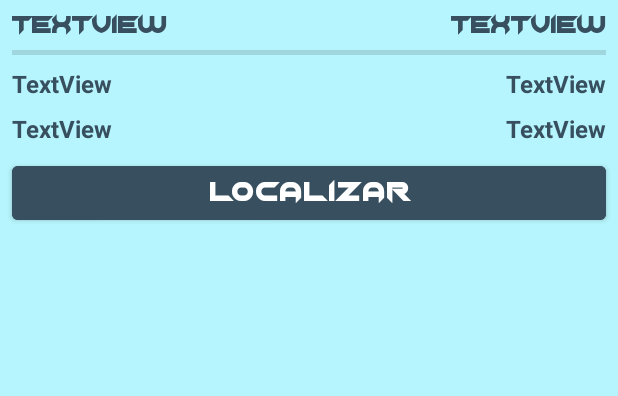
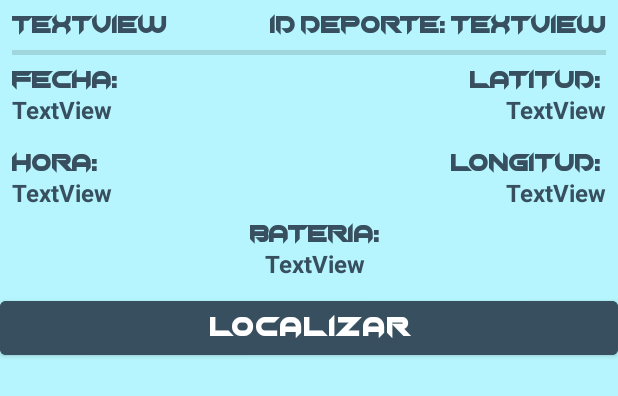
Before and after one commit to JuanmaGaitan24/RegistroMisDeportes_V2, an Android app: the layout lista_actividades.xml on its own in the app's theme, with its tools: preview values and no code run, on a phone screen of 412 x 824 dp. Shown: the top 396 px of the screen. Run offline under Robolectric (Android 15) with nearby library versions, the phone set to English and light mode, and no system bars.

Commit message:
Registro mis Deportes V4.1

```diff
--- a/app/src/main/res/layout/lista_actividades.xml
+++ b/app/src/main/res/layout/lista_actividades.xml
@@ -7,10 +7,26 @@
     android:background="@color/azul_claro">
 
     <TextView
+        android:id="@+id/textView6"
+        android:layout_width="wrap_content"
+        android:layout_height="wrap_content"
+        android:layout_marginTop="8dp"
+        android:layout_marginEnd="8dp"
+        android:fontFamily="@font/chopsic"
+        android:text="@string/latitud"
+        android:textColor="@color/azul_muy_oscuro"
+        android:textSize="16sp"
+        app:layout_constraintBottom_toBottomOf="parent"
+        app:layout_constraintEnd_toEndOf="parent"
+        app:layout_constraintHorizontal_bias="1.0"
+        app:layout_constraintStart_toStartOf="parent"
+        app:layout_constraintTop_toBottomOf="@+id/divider"
+        app:layout_constraintVertical_bias="0.0" />
+
+    <TextView
         android:id="@+id/textViewLatitud"
         android:layout_width="wrap_content"
         android:layout_height="wrap_content"
-        android:layout_marginTop="8dp"
         android:layout_marginEnd="8dp"
         android:text="TextView"
         android:textColor="@color/azul_muy_oscuro"
@@ -19,15 +35,14 @@
         app:layout_constraintBottom_toBottomOf="parent"
         app:layout_constraintEnd_toEndOf="parent"
         app:layout_constraintHorizontal_bias="1.0"
-        app:layout_constraintStart_toEndOf="@+id/textViewFecha"
-        app:layout_constraintTop_toBottomOf="@+id/divider"
+        app:layout_constraintStart_toStartOf="parent"
+        app:layout_constraintTop_toBottomOf="@+id/textView6"
         app:layout_constraintVertical_bias="0.0" />
 
     <TextView
         android:id="@+id/textViewLongitud"
         android:layout_width="wrap_content"
         android:layout_height="wrap_content"
-        android:layout_marginTop="8dp"
         android:layout_marginEnd="8dp"
         android:text="TextView"
         android:textColor="@color/azul_muy_oscuro"
@@ -36,8 +51,8 @@
         app:layout_constraintBottom_toBottomOf="parent"
         app:layout_constraintEnd_toEndOf="parent"
         app:layout_constraintHorizontal_bias="1.0"
-        app:layout_constraintStart_toEndOf="@+id/textViewHora"
-        app:layout_constraintTop_toBottomOf="@+id/textViewLatitud"
+        app:layout_constraintStart_toStartOf="parent"
+        app:layout_constraintTop_toBottomOf="@+id/textView7"
         app:layout_constraintVertical_bias="0.0" />
 
     <TextView
@@ -93,7 +108,6 @@
         android:layout_width="wrap_content"
         android:layout_height="wrap_content"
         android:layout_marginStart="8dp"
-        android:layout_marginTop="8dp"
         android:text="TextView"
         android:textColor="@color/azul_muy_oscuro"
         android:textSize="16sp"
@@ -102,7 +116,7 @@
         app:layout_constraintEnd_toEndOf="parent"
         app:layout_constraintHorizontal_bias="0.0"
         app:layout_constraintStart_toStartOf="parent"
-        app:layout_constraintTop_toBottomOf="@+id/divider"
+        app:layout_constraintTop_toBottomOf="@+id/textView4"
         app:layout_constraintVertical_bias="0.0" />
 
     <TextView
@@ -110,7 +124,6 @@
         android:layout_width="wrap_content"
         android:layout_height="wrap_content"
         android:layout_marginStart="8dp"
-        android:layout_marginTop="8dp"
         android:text="TextView"
         android:textColor="@color/azul_muy_oscuro"
         android:textSize="16sp"
@@ -119,16 +132,29 @@
         app:layout_constraintEnd_toEndOf="parent"
         app:layout_constraintHorizontal_bias="0.0"
         app:layout_constraintStart_toStartOf="parent"
-        app:layout_constraintTop_toBottomOf="@+id/textViewFecha"
+        app:layout_constraintTop_toBottomOf="@+id/textView5"
+        app:layout_constraintVertical_bias="0.0" />
+
+    <TextView
+        android:id="@+id/textViewBateria"
+        android:layout_width="wrap_content"
+        android:layout_height="wrap_content"
+        android:layout_marginStart="8dp"
+        android:text="TextView"
+        android:textColor="@color/azul_muy_oscuro"
+        android:textSize="16sp"
+        android:textStyle="bold"
+        app:layout_constraintBottom_toBottomOf="parent"
+        app:layout_constraintEnd_toEndOf="parent"
+        app:layout_constraintStart_toStartOf="parent"
+        app:layout_constraintTop_toBottomOf="@+id/textView8"
         app:layout_constraintVertical_bias="0.0" />
 
     <Button
         android:id="@+id/buttonLocalizar"
         android:layout_width="0dp"
         android:layout_height="wrap_content"
-        android:layout_marginStart="8dp"
         android:layout_marginTop="8dp"
-        android:layout_marginEnd="8dp"
         android:backgroundTint="@color/azul_muy_oscuro"
         android:fontFamily="@font/chopsic"
         android:text="@string/Localizar"
@@ -137,7 +163,90 @@
         app:layout_constraintBottom_toBottomOf="parent"
         app:layout_constraintEnd_toEndOf="parent"
         app:layout_constraintStart_toStartOf="parent"
+        app:layout_constraintTop_toBottomOf="@+id/textViewBateria"
+        app:layout_constraintVertical_bias="0.0" />
+
+    <TextView
+        android:id="@+id/textView2"
+        android:layout_width="wrap_content"
+        android:layout_height="wrap_content"
+        android:layout_marginTop="8dp"
+        android:fontFamily="@font/chopsic"
+        android:text="@string/idDep"
+        android:textColor="@color/azul_muy_oscuro"
+        android:textSize="16sp"
+        app:layout_constraintBottom_toBottomOf="parent"
+        app:layout_constraintEnd_toStartOf="@+id/textViewNombreActividad"
+        app:layout_constraintHorizontal_bias="1.0"
+        app:layout_constraintStart_toEndOf="@+id/textViewIdActividad"
+        app:layout_constraintTop_toTopOf="parent"
+        app:layout_constraintVertical_bias="0.0" />
+
+    <TextView
+        android:id="@+id/textView4"
+        android:layout_width="wrap_content"
+        android:layout_height="wrap_content"
+        android:layout_marginStart="8dp"
+        android:layout_marginTop="8dp"
+        android:fontFamily="@font/chopsic"
+        android:text="@string/fecha"
+        android:textColor="@color/azul_muy_oscuro"
+        android:textSize="16sp"
+        app:layout_constraintBottom_toBottomOf="parent"
+        app:layout_constraintEnd_toEndOf="parent"
+        app:layout_constraintHorizontal_bias="0.0"
+        app:layout_constraintStart_toStartOf="parent"
+        app:layout_constraintTop_toBottomOf="@+id/divider"
+        app:layout_constraintVertical_bias="0.0" />
+
+    <TextView
+        android:id="@+id/textView8"
+        android:layout_width="wrap_content"
+        android:layout_height="wrap_content"
+        android:layout_marginStart="8dp"
+        android:layout_marginTop="8dp"
+        android:fontFamily="@font/chopsic"
+        android:text="@string/Bateria"
+        android:textColor="@color/azul_muy_oscuro"
+        android:textSize="16sp"
+        app:layout_constraintBottom_toBottomOf="parent"
+        app:layout_constraintEnd_toEndOf="parent"
+        app:layout_constraintStart_toStartOf="parent"
         app:layout_constraintTop_toBottomOf="@+id/textViewHora"
         app:layout_constraintVertical_bias="0.0" />
 
+    <TextView
+        android:id="@+id/textView5"
+        android:layout_width="wrap_content"
+        android:layout_height="wrap_content"
+        android:layout_marginStart="8dp"
+        android:layout_marginTop="16dp"
+        android:fontFamily="@font/chopsic"
+        android:text="@string/hora"
+        android:textColor="@color/azul_muy_oscuro"
+        android:textSize="16sp"
+        app:layout_constraintBottom_toBottomOf="parent"
+        app:layout_constraintEnd_toEndOf="parent"
+        app:layout_constraintHorizontal_bias="0.0"
+        app:layout_constraintStart_toStartOf="parent"
+        app:layout_constraintTop_toBottomOf="@+id/textViewFecha"
+        app:layout_constraintVertical_bias="0.0" />
+
+    <TextView
+        android:id="@+id/textView7"
+        android:layout_width="wrap_content"
+        android:layout_height="wrap_content"
+        android:layout_marginTop="16dp"
+        android:layout_marginEnd="8dp"
+        android:fontFamily="@font/chopsic"
+        android:text="@string/longitud"
+        android:textColor="@color/azul_muy_oscuro"
+        android:textSize="16sp"
+        app:layout_constraintBottom_toBottomOf="parent"
+        app:layout_constraintEnd_toEndOf="parent"
+        app:layout_constraintHorizontal_bias="1.0"
+        app:layout_constraintStart_toStartOf="parent"
+        app:layout_constraintTop_toBottomOf="@+id/textViewLatitud"
+        app:layout_constraintVertical_bias="0.0" />
+
 </androidx.constraintlayout.widget.ConstraintLayout>
--- a/app/src/main/res/values/strings.xml
+++ b/app/src/main/res/values/strings.xml
@@ -31,4 +31,5 @@
     <string name="latitud">"Latitud: "</string>
     <string name="longitud">"Longitud: "</string>
     <string name="Localizar">Localizar</string>
+    <string name="Bateria">Bateria:</string>
 </resources>
```
Also changed, not shown: 1 other file.
